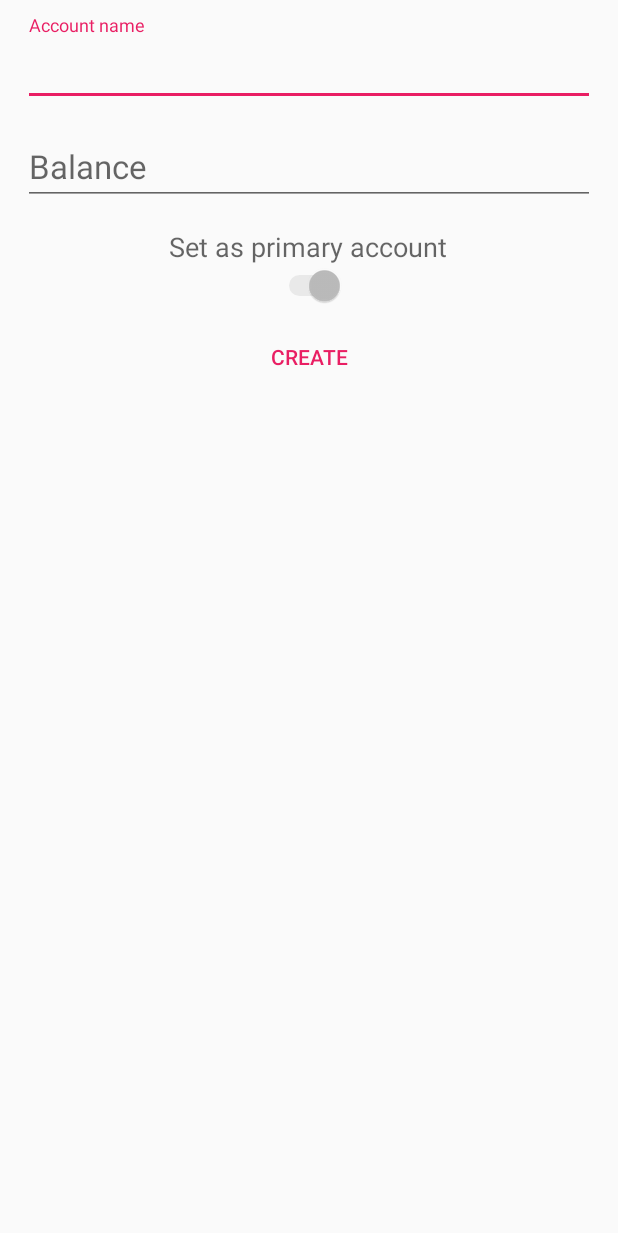
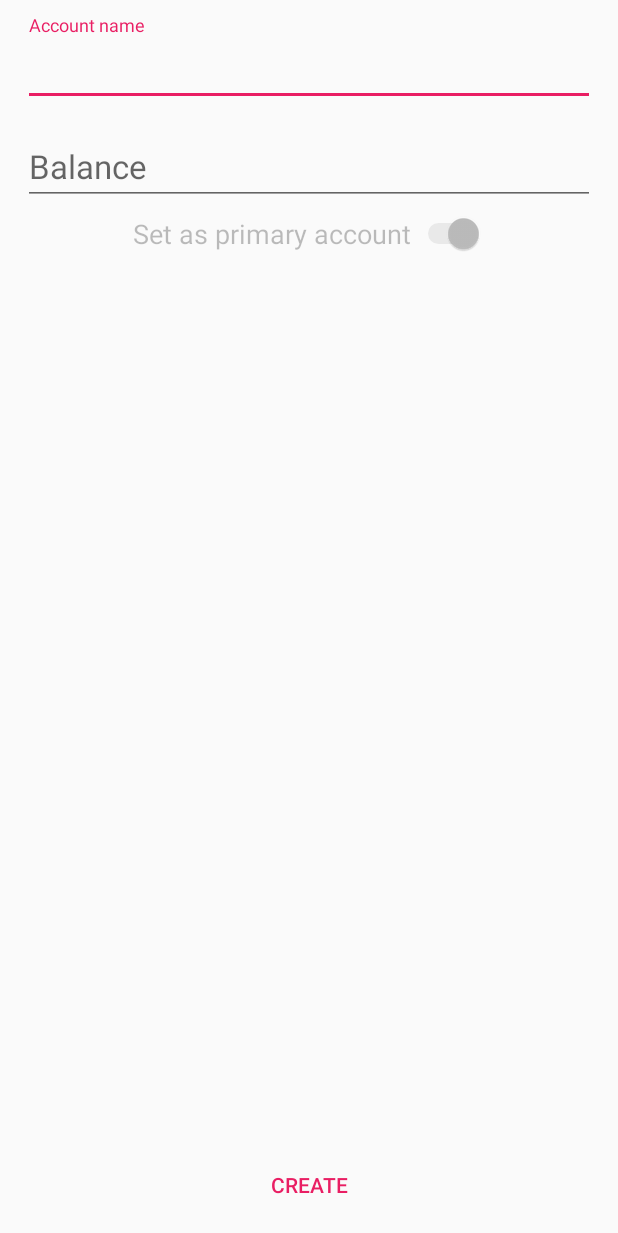
Before and after one commit to EliasDolinsek/cash-cockpit, an Android app: the BankAccountActivity screen opened directly, with no data from a screen before it, on a phone screen of 412 x 824 dp. Shown: the top 1233 px of the screen. Run offline under Robolectric (Android 15) with nearby library versions, the phone set to English and light mode, and no system bars; network calls fail.

Commit message:
Implemented History and a history in the BankAccountActivity

```diff
--- a/app/src/main/java/com/dolinsek/elias/cashcockpit/BankAccountActivity.java
+++ b/app/src/main/java/com/dolinsek/elias/cashcockpit/BankAccountActivity.java
@@ -5,6 +5,8 @@ import android.support.design.widget.TextInputLayout;
 import android.support.v7.app.ActionBar;
 import android.support.v7.app.AppCompatActivity;
 import android.os.Bundle;
+import android.support.v7.widget.LinearLayoutManager;
+import android.support.v7.widget.RecyclerView;
 import android.text.Editable;
 import android.text.InputFilter;
 import android.text.Spanned;
@@ -30,6 +32,7 @@ public class BankAccountActivity extends AppCompatActivity implements DeleteBank
     public static final String EXTRA_BANK_ACCOUNT_INDEX = "bankAccountIndex";
 
     private TextInputLayout mTilAccountName, mTilAccountAmount;
+    private RecyclerView mRvBills;
     private EditText mEdtAccountName, mEdtAccountAmount;
     private Switch mSwPrimaryAccount;
     private Button mBtnCreate, mBtnDelete;
@@ -51,6 +54,9 @@ public class BankAccountActivity extends AppCompatActivity implements DeleteBank
         mBtnCreate = (Button) findViewById(R.id.btn_bank_account_create);
         mBtnDelete = (Button) findViewById(R.id.btn_bank_account_delete);
 
+        mRvBills = (RecyclerView) findViewById(R.id.rv_bank_account_bills);
+        mRvBills.setLayoutManager(new LinearLayoutManager(this));
+
         //When there is a bank account to edit it turns into edit mode
         if(getIntent().hasExtra(EXTRA_BANK_ACCOUNT_INDEX)){
             bankAccount = Database.getBankAccounts().get(getIntent().getIntExtra(EXTRA_BANK_ACCOUNT_INDEX, 0));
@@ -58,6 +64,9 @@ public class BankAccountActivity extends AppCompatActivity implements DeleteBank
         } else{
             mBtnDelete.setVisibility(View.GONE);
         }
+
+        //Sets adapter of recycler view what displays bills what belong to this bank account
+        mRvBills.setAdapter(new HistoryItemAdapter(HistoryItemAdapter.FILTER_NEWEST_ITEM_FIRST, bankAccount));
 
         //Displays data if it is in edit mode
         if(bankAccount != null){
--- a/app/src/main/java/com/dolinsek/elias/cashcockpit/MainActivity.java
+++ b/app/src/main/java/com/dolinsek/elias/cashcockpit/MainActivity.java
@@ -67,8 +67,6 @@ public class MainActivity extends AppCompatActivity {
         } catch (Exception e) {
             Log.e(MainActivity.TAG, "", e);
         }
-
-        new HistoryItemAdapter();
     }
 
     /**
--- a/app/src/main/res/layout/activity_bank_account.xml
+++ b/app/src/main/res/layout/activity_bank_account.xml
@@ -43,25 +43,20 @@
 
     </android.support.design.widget.TextInputLayout>
 
-    <LinearLayout
+    <Switch
+        android:text="@string/label_set_as_primary_account"
+        android:textAppearance="@style/Base.TextAppearance.AppCompat.Medium"
+        android:layout_width="wrap_content"
+        android:layout_height="wrap_content"
+        android:id="@+id/sw_bank_account_priamry_account"
+        android:layout_gravity="center"
+        android:layout_marginBottom="5dp"/>
+
+    <android.support.v7.widget.RecyclerView
+        android:id="@+id/rv_bank_account_bills"
         android:layout_width="match_parent"
-        android:layout_height="wrap_content"
-        android:orientation="vertical"
-        android:layout_margin="10dp">
-
-        <TextView
-            android:layout_width="wrap_content"
-            android:layout_height="wrap_content"
-            android:text="@string/label_set_as_primary_account"
-            android:textAppearance="@style/TextAppearance.AppCompat.Medium"
-            android:layout_gravity="center"/>
-
-        <Switch
-            android:layout_width="wrap_content"
-            android:layout_height="wrap_content"
-            android:id="@+id/sw_bank_account_priamry_account"
-            android:layout_gravity="center"/>
-    </LinearLayout>
+        android:layout_height="0dp"
+        android:layout_weight="10"/>
 
     <LinearLayout
         android:layout_width="match_parent"
--- a/app/src/main/res/layout/fragment_history.xml
+++ b/app/src/main/res/layout/fragment_history.xml
@@ -4,6 +4,7 @@
     android:layout_height="match_parent"
     tools:context="com.dolinsek.elias.cashcockpit.HistoryFragment"
     android:orientation="vertical"
+    android:layout_marginTop="5dp"
     android:paddingBottom="5dp">
 
     <Spinner
--- a/app/src/main/res/layout/list_item_history.xml
+++ b/app/src/main/res/layout/list_item_history.xml
@@ -1,6 +1,6 @@
 <?xml version="1.0" encoding="utf-8"?>
 <android.support.v7.widget.CardView android:layout_width="match_parent" android:layout_height="wrap_content"
-    xmlns:android="http://schemas.android.com/apk/res/android" android:layout_marginStart="5dp" android:layout_marginEnd="5dp" android:layout_marginBottom="5dp" >
+    xmlns:android="http://schemas.android.com/apk/res/android" android:layout_marginTop="5dp" android:layout_marginStart="5dp" android:layout_marginEnd="5dp" >
 
     <LinearLayout
         android:layout_width="match_parent"
--- a/app/src/main/res/menu/navigation.xml
+++ b/app/src/main/res/menu/navigation.xml
@@ -3,12 +3,12 @@
 
     <item
         android:id="@+id/navigation_cockpit"
-        android:icon="@drawable/ic_home_black_24dp"
+        android:icon="@drawable/ic_dashboard_black_24dp"
         android:title="@string/title_cockpit" />
 
     <item
         android:id="@+id/navigation_history"
-        android:icon="@drawable/ic_dashboard_black_24dp"
+        android:icon="@drawable/ic_navigation_history_24dp"
         android:title="@string/title_history" />
 
     <item
```
Also changed, not shown: app/src/main/java/com/dolinsek/elias/cashcockpit/HistoryFragment.java (+26 -1 lines), app/src/main/java/com/dolinsek/elias/cashcockpit/HistoryItemAdapter.java (+66 -3 lines), app/src/main/res/drawable/ic_navigation_history_24dp.xml (added, +9 -0 lines), app/src/main/res/values/strings.xml (+7 -0 lines).
